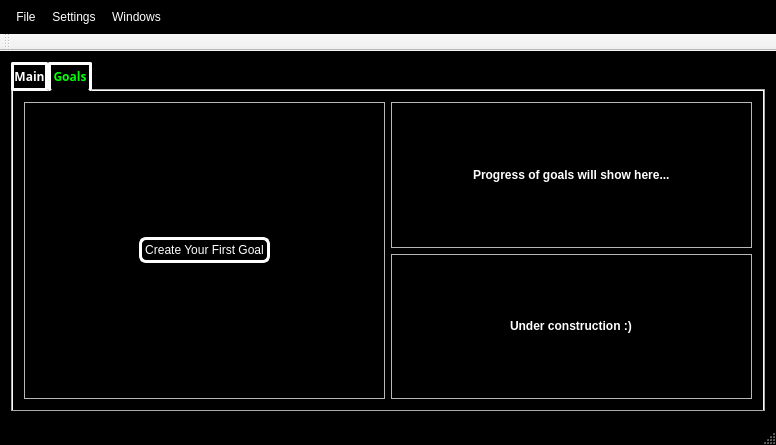
ItsMoss/mUdget, file source/mudget.ui: the form before one commit.
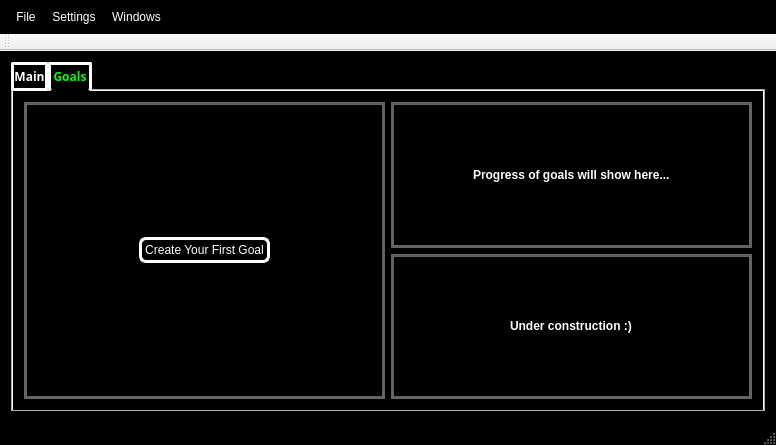
The form after the commit. The open tabs and pages were chosen to show the change.

Commit message: goals auto saved and loaded to settings set up

What changed in the file:
```diff
--- a/source/mudget.ui
+++ b/source/mudget.ui
@@ -93,6 +93,18 @@
 border: 3px solid rgb(100, 100, 100);
 }
 
+QFrame#goalsFrame{
+border: 3px solid rgb(100, 100, 100);
+}
+
+QFrame#progressFrame{
+border: 3px solid rgb(100, 100, 100);
+}
+
+QFrame#displayCaseFrame{
+border: 3px solid rgb(100, 100, 100);
+}
+
 QLabel{
 font: bold;
 color: rgb(255, 255, 255);
@@ -674,7 +686,10 @@
             <property name="frameShadow">
              <enum>QFrame::Raised</enum>
             </property>
-            <layout class="QVBoxLayout" name="verticalLayout_3">
+            <property name="lineWidth">
+             <number>1</number>
+            </property>
+            <layout class="QVBoxLayout" name="goalsVerticalLayout">
              <item alignment="Qt::AlignHCenter">
               <widget class="QPushButton" name="createGoalButton">
                <property name="text">
```
Left out of the diff: 81 changed lines with no effect on the pictures. The commit also changes 4 other files.
